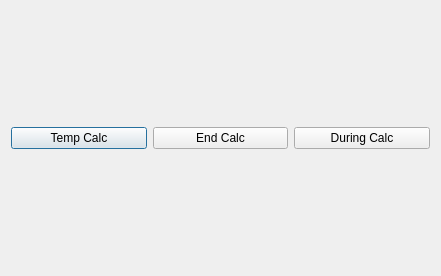
Above: 2modules/capacitycalc.ui from Ismaxis/212QtMay before the change. Below: the same form after it.
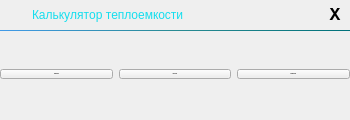
That is the form after the change.

```diff
--- a/2modules/capacitycalc.ui
+++ b/2modules/capacitycalc.ui
@@ -6,36 +6,225 @@
    <rect>
     <x>0</x>
     <y>0</y>
-    <width>441</width>
-    <height>276</height>
+    <width>350</width>
+    <height>120</height>
    </rect>
   </property>
+  <property name="minimumSize">
+   <size>
+    <width>350</width>
+    <height>120</height>
+   </size>
+  </property>
+  <property name="maximumSize">
+   <size>
+    <width>350</width>
+    <height>120</height>
+   </size>
+  </property>
   <property name="windowTitle">
    <string>Capacity Calc</string>
   </property>
-  <layout class="QHBoxLayout" name="horizontalLayout">
-   <item>
-    <widget class="QPushButton" name="temp_button">
-     <property name="text">
-      <string>Temp Calc</string>
-     </property>
-    </widget>
-   </item>
-   <item>
-    <widget class="QPushButton" name="end_button">
-     <property name="text">
-      <string>End Calc</string>
-     </property>
-    </widget>
-   </item>
-   <item>
-    <widget class="QPushButton" name="during_button">
-     <property name="text">
-      <string>During Calc</string>
-     </property>
-    </widget>
-   </item>
-  </layout>
+  <property name="styleSheet">
+   <string notr="true">QWidget{
+	background:#131823;
+	color: #536784;
+}
+
+QPushButton{
+	background: #131823;
+	font-size: 14px;
+    border: 1px solid qlineargradient(spread:pad, x1:0, y1:1, x2:1, y2:1, stop:0 rgba(65, 154, 232, 255), stop:0.5 rgba(41, 139, 147, 255), stop:1 rgba(0, 113, 122, 255));
+	border-radius: 5px;
+	padding: 5 px 5px 5px 5px;
+	color: qlineargradient(spread:pad, x1:0, y1:1, x2:1, y2:1, stop:0 rgba(65, 154, 232, 255), stop:0.5 rgba(41, 139, 147, 255), stop:1 rgba(0, 113, 122, 255));
+	font-weight: 800;
+}
+QPushButton:hover {
+    background:qlineargradient(spread:pad, x1:0, y1:1, x2:1, y2:1, stop:0 rgba(65, 154, 232, 255), stop:0.5 rgba(41, 139, 147, 255), stop:1 rgba(0, 113, 122, 255)); 
+	color: #FFF;
+}
+
+QPushButton:pressed {
+    background:#0E1012;
+	QGraphicsDropShadowEffect* effect = new QGraphicsDropShadowEffect( );
+    	effect-&gt;setBlurRadius( 5 );
+    	mStartButton-&gt;setGraphicsEffect( effect );
+}   </string>
+  </property>
+  <widget class="QWidget" name="titlewidget" native="true">
+   <property name="geometry">
+    <rect>
+     <x>0</x>
+     <y>0</y>
+     <width>350</width>
+     <height>31</height>
+    </rect>
+   </property>
+   <property name="sizePolicy">
+    <sizepolicy hsizetype="Preferred" vsizetype="Preferred">
+     <horstretch>0</horstretch>
+     <verstretch>0</verstretch>
+    </sizepolicy>
+   </property>
+   <property name="minimumSize">
+    <size>
+     <width>0</width>
+     <height>25</height>
+    </size>
+   </property>
+   <property name="baseSize">
+    <size>
+     <width>0</width>
+     <height>25</height>
+    </size>
+   </property>
+   <property name="styleSheet">
+    <string notr="true">QWidget{
+	border-bottom:1px solid qlineargradient(spread:pad, x1:0, y1:1, x2:1, y2:1, stop:0 rgba(65, 154, 232, 255), stop:0.5 rgba(41, 139, 147, 255), stop:1 rgba(0, 113, 122, 255));
+}
+
+QPushButton{
+	border-radius: 0px;
+	background-color: rgba(255, 255, 128, 0);
+}
+QPushButton:hover {
+    background:qlineargradient(spread:pad, x1:0, y1:1, x2:1, y2:1, stop:0 rgba(65, 154, 232, 255), stop:0.5 rgba(41, 139, 147, 255), stop:1 rgba(0, 113, 122, 255)); 
+	color: #FFF;
+}
+
+QPushButton:pressed {
+    background:#0E1012;
+	background-color: rgba(255, 255, 128, 0);
+}   
+QLabel{
+	color:qlineargradient(spread:pad, x1:0, y1:1, x2:1, y2:1, stop:0 rgba(73, 232, 232, 255), stop:1 rgba(21, 222, 238, 255)); 
+}</string>
+   </property>
+   <widget class="QPushButton" name="closePushButton">
+    <property name="geometry">
+     <rect>
+      <x>320</x>
+      <y>0</y>
+      <width>31</width>
+      <height>31</height>
+     </rect>
+    </property>
+    <property name="font">
+     <font>
+      <family>Consolas</family>
+      <pointsize>-1</pointsize>
+      <italic>false</italic>
+      <bold>true</bold>
+     </font>
+    </property>
+    <property name="styleSheet">
+     <string notr="true">border-bottom-width: 0px;
+border-top-width: 0px;
+
+font-weight: 900;
+font-size: 18px;
+padding: 0px 1px 0px 0px;</string>
+    </property>
+    <property name="text">
+     <string>X</string>
+    </property>
+   </widget>
+   <widget class="QLabel" name="label">
+    <property name="geometry">
+     <rect>
+      <x>32</x>
+      <y>5</y>
+      <width>161</width>
+      <height>20</height>
+     </rect>
+    </property>
+    <property name="font">
+     <font>
+      <kerning>false</kerning>
+     </font>
+    </property>
+    <property name="styleSheet">
+     <string notr="true">border-bottom-width: 0px;</string>
+    </property>
+    <property name="text">
+     <string>Калькулятор теплоемкости</string>
+    </property>
+   </widget>
+   <widget class="QLabel" name="icon">
+    <property name="geometry">
+     <rect>
+      <x>2</x>
+      <y>2</y>
+      <width>25</width>
+      <height>25</height>
+     </rect>
+    </property>
+    <property name="styleSheet">
+     <string notr="true">border-bottom-width: 0px;</string>
+    </property>
+    <property name="text">
+     <string/>
+    </property>
+   </widget>
+  </widget>
+  <widget class="QWidget" name="widget" native="true">
+   <property name="geometry">
+    <rect>
+     <x>0</x>
+     <y>50</y>
+     <width>350</width>
+     <height>49</height>
+    </rect>
+   </property>
+   <layout class="QHBoxLayout" name="horizontalLayout">
+    <item>
+     <widget class="QPushButton" name="temp_button">
+      <property name="sizePolicy">
+       <sizepolicy hsizetype="Minimum" vsizetype="Maximum">
+        <horstretch>0</horstretch>
+        <verstretch>0</verstretch>
+       </sizepolicy>
+      </property>
+      <property name="font">
+       <font>
+        <pointsize>-1</pointsize>
+        <bold>true</bold>
+       </font>
+      </property>
+      <property name="text">
+       <string>Temp Calc</string>
+      </property>
+     </widget>
+    </item>
+    <item>
+     <widget class="QPushButton" name="end_button">
+      <property name="font">
+       <font>
+        <pointsize>-1</pointsize>
+        <bold>true</bold>
+       </font>
+      </property>
+      <property name="text">
+       <string>End Calc</string>
+      </property>
+     </widget>
+    </item>
+    <item>
+     <widget class="QPushButton" name="during_button">
+      <property name="font">
+       <font>
+        <pointsize>-1</pointsize>
+        <bold>true</bold>
+       </font>
+      </property>
+      <property name="text">
+       <string>During Calc</string>
+      </property>
+     </widget>
+    </item>
+   </layout>
+  </widget>
  </widget>
  <resources/>
  <connections/>
```
Left out of the diff: 19 changed lines with no effect on the pictures.
